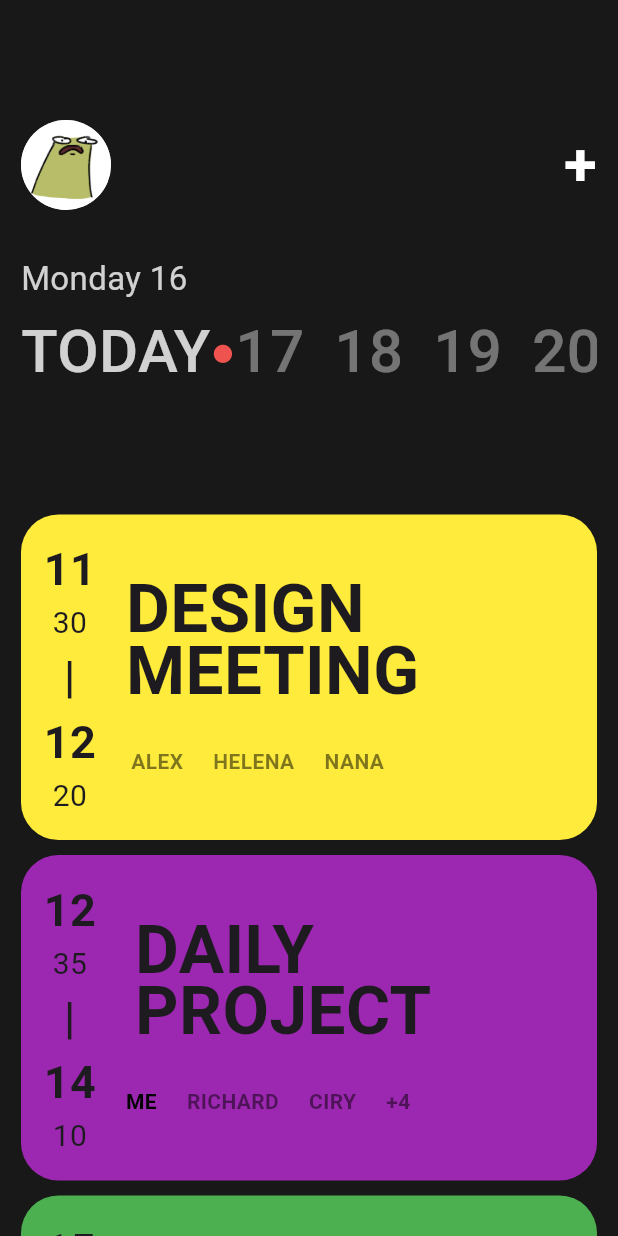
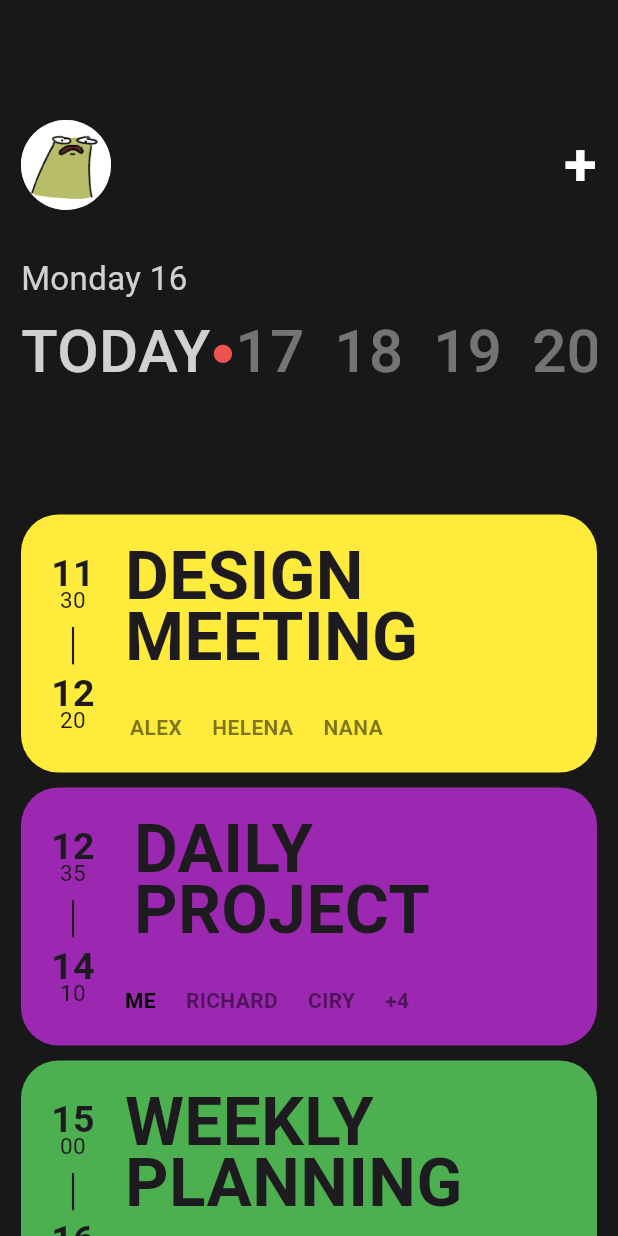
Before and after one commit to Eunhui/nomadcoders_flutter_webtoon, a Flutter app: the screen it shows after launch, on a phone screen of 412 x 824 dp. Run offline on Flutter 3.47's test engine with Material 3 defaults, Android fonts, the phone set to English and light mode, and no system bars.

Commit message:
Update schedule_card.dart

```diff
--- a/lib/widgets/schedule_card.dart
+++ b/lib/widgets/schedule_card.dart
@@ -26,7 +26,7 @@ class ScheduleCard extends StatelessWidget {
         borderRadius: BorderRadius.circular(25),
       ),
       child: Padding(
-        padding: const EdgeInsets.all(15),
+        padding: const EdgeInsets.all(20),
         child: Row(
           mainAxisAlignment: MainAxisAlignment.start,
           //crossAxisAlignment: CrossAxisAlignment.start,
@@ -36,36 +36,40 @@ class ScheduleCard extends StatelessWidget {
                 Text(
                   start_time.substring(0, 2),
                   style: const TextStyle(
-                    fontSize: 30,
+                    fontSize: 25,
                     fontWeight: FontWeight.w600,
+                    height: 0.9,
                   ),
                 ),
                 Text(
                   start_time.substring(2, 4),
                   style: const TextStyle(
-                    fontSize: 20,
+                    fontSize: 15,
                     fontWeight: FontWeight.w400,
+                    height: 0.9,
                   ),
                 ),
                 const Text(
                   '|',
                   style: TextStyle(
                     fontSize: 30,
-                    fontWeight: FontWeight.w500,
+                    fontWeight: FontWeight.w300,
                   ),
                 ),
                 Text(
                   end_time.substring(0, 2),
                   style: const TextStyle(
-                    fontSize: 30,
+                    fontSize: 25,
                     fontWeight: FontWeight.w600,
+                    height: 0.9,
                   ),
                 ),
                 Text(
                   end_time.substring(2, 4),
                   style: const TextStyle(
-                    fontSize: 20,
+                    fontSize: 15,
                     fontWeight: FontWeight.w400,
+                    height: 0.9,
                   ),
                 ),
               ],
@@ -80,7 +84,7 @@ class ScheduleCard extends StatelessWidget {
                       title,
                       style: const TextStyle(
                         fontSize: 45,
-                        fontWeight: FontWeight.w700,
+                        fontWeight: FontWeight.w600,
                         height: 0.9,
                       ),
                     ),
```
